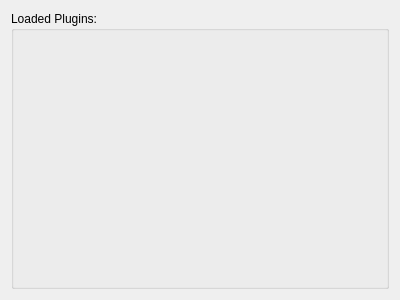
Before: the Qt Designer form src/ExtensionSystem/source/ExtensionSystemConfig.ui in JPNaude/Qtilities, drawn with Qt 5.
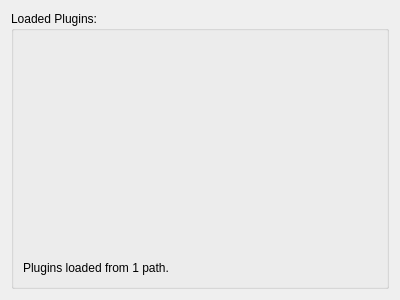
After: the same form once the commit is applied.

Commit message: The ExtensionSystem can now handle multiple plugin paths.

```diff
--- a/src/ExtensionSystem/source/ExtensionSystemConfig.ui
+++ b/src/ExtensionSystem/source/ExtensionSystemConfig.ui
@@ -23,6 +23,25 @@
       <item>
        <widget class="QWidget" name="widgetPluginListHolder" native="true"/>
       </item>
+      <item>
+       <widget class="QLabel" name="labelPluginPaths">
+        <property name="minimumSize">
+         <size>
+          <width>0</width>
+          <height>18</height>
+         </size>
+        </property>
+        <property name="maximumSize">
+         <size>
+          <width>16777215</width>
+          <height>18</height>
+         </size>
+        </property>
+        <property name="text">
+         <string>Plugins loaded from 1 path.</string>
+        </property>
+       </widget>
+      </item>
      </layout>
     </widget>
    </item>
```
The commit also changes 3 other files.
